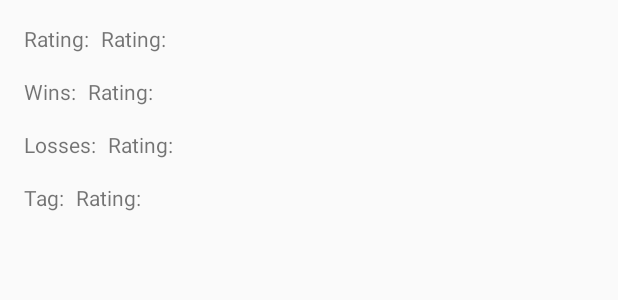
After one commit to aliaksandr-danilchanka/Dota2ProTeam, an Android app: the layout fragment_pro_team_detail.xml on its own in the app's theme, with its tools: preview values and no code run, on a phone screen of 412 x 824 dp. The commit adds this screen. Shown: the top 300 px of the screen. Run offline under Robolectric (Android 15) with nearby library versions, the phone set to English and light mode, and no system bars.

Commit message:
Add pro team detail.

```diff
--- a/app/src/main/java/danilchanka/aliaksandr/dota2proteam/adapter/ProTeamListAdapter.java
+++ b/app/src/main/java/danilchanka/aliaksandr/dota2proteam/adapter/ProTeamListAdapter.java
@@ -36,7 +36,7 @@ public class ProTeamListAdapter extends SimpleRecyclerAdapter<ProTeam> {
         @BindView(R.id.txtName)
         TextView mTxtName;
         @BindView(R.id.txtRating)
-        TextView mTxtPhone;
+        TextView mTxtRating;
 
         public ProTeamViewHolder(Context context, View itemView) {
             super(context, itemView);
@@ -46,7 +46,7 @@ public class ProTeamListAdapter extends SimpleRecyclerAdapter<ProTeam> {
         protected void bind(ProTeam proTeam) {
             super.bind(proTeam);
             mTxtName.setText(proTeam.getName());
-            mTxtPhone.setText(String.format("%s", proTeam.getRating()));
+            mTxtRating.setText(String.format("%s", proTeam.getRating()));
 
             if (proTeam.getLogo_url() != null) {
                 Picasso.with(mRelativeLayout.getContext())
--- a/app/src/main/java/danilchanka/aliaksandr/dota2proteam/presenter/ProTeamListMvpPresenter.java
+++ b/app/src/main/java/danilchanka/aliaksandr/dota2proteam/presenter/ProTeamListMvpPresenter.java
@@ -3,6 +3,7 @@ package danilchanka.aliaksandr.dota2proteam.presenter;
 import android.os.Bundle;
 import android.support.annotation.NonNull;
 import android.support.annotation.Nullable;
+import android.view.View;
 
 import java.util.ArrayList;
 
@@ -43,6 +44,10 @@ public class ProTeamListMvpPresenter extends BaseLoadingMvpPresenter<ProTeamList
         } else {
             showViewState();
         }
+    }
+
+    public void onProTeamClick(ProTeam proTeam, View contactView) {
+        getViewOptional().startProTeamDetail(proTeam, contactView);
     }
 
     public void onReloadClick() {
--- a/app/src/main/java/danilchanka/aliaksandr/dota2proteam/view/ProTeamListMvpView.java
+++ b/app/src/main/java/danilchanka/aliaksandr/dota2proteam/view/ProTeamListMvpView.java
@@ -1,4 +1,6 @@
 package danilchanka.aliaksandr.dota2proteam.view;
+
+import android.view.View;
 
 import java.util.ArrayList;
 
@@ -15,5 +17,7 @@ public interface ProTeamListMvpView extends IView {
 
     void showError();
 
+    void startProTeamDetail(ProTeam proTeam, View sharedView);
+
     void showRefreshingError();
 }
--- a/app/src/main/res/layout/activity_prot_team_detail_parallax.xml
+++ b/app/src/main/res/layout/activity_prot_team_detail_parallax.xml
@@ -2,6 +2,7 @@
 <LinearLayout
     xmlns:android="http://schemas.android.com/apk/res/android"
     xmlns:app="http://schemas.android.com/apk/res-auto"
+    android:id="@+id/detailView"
     android:layout_width="match_parent"
     android:layout_height="wrap_content"
     android:background="@color/global_color_primary"
--- /dev/null
+++ b/app/src/main/res/layout/fragment_pro_team_detail.xml
@@ -0,0 +1,87 @@
+<?xml version="1.0" encoding="utf-8"?>
+<ScrollView xmlns:android="http://schemas.android.com/apk/res/android"
+            android:layout_width="match_parent"
+            android:layout_height="match_parent">
+
+    <RelativeLayout
+        android:layout_width="match_parent"
+        android:layout_height="wrap_content">
+
+        <TextView
+            android:id="@+id/txtRatingLogo"
+            android:layout_width="wrap_content"
+            android:layout_height="wrap_content"
+            android:layout_marginLeft="@dimen/margin_between_elements"
+            android:layout_marginTop="@dimen/margin_between_elements"
+            android:layout_alignParentTop="true"
+            android:text="@string/pro_team_rating"/>
+
+        <TextView
+            android:id="@+id/txtRating"
+            android:layout_width="wrap_content"
+            android:layout_height="wrap_content"
+            android:text="@string/pro_team_rating"
+            android:layout_marginTop="@dimen/margin_between_elements"
+            android:layout_toRightOf="@+id/txtRatingLogo"
+            android:layout_marginLeft="@dimen/margin_between_text"/>
+
+        <TextView
+            android:id="@+id/txtWinsLogo"
+            android:layout_width="wrap_content"
+            android:layout_height="wrap_content"
+            android:layout_below="@+id/txtRatingLogo"
+            android:layout_marginLeft="@dimen/margin_between_elements"
+            android:layout_marginTop="@dimen/margin_between_elements"
+            android:text="@string/pro_team_wins"/>
+
+        <TextView
+            android:id="@+id/txtWins"
+            android:layout_width="wrap_content"
+            android:layout_height="wrap_content"
+            android:text="@string/pro_team_rating"
+            android:layout_below="@+id/txtRatingLogo"
+            android:layout_marginTop="@dimen/margin_between_elements"
+            android:layout_toRightOf="@+id/txtWinsLogo"
+            android:layout_marginLeft="@dimen/margin_between_text"/>
+
+        <TextView
+            android:id="@+id/txtLossesLogo"
+            android:layout_width="wrap_content"
+            android:layout_height="wrap_content"
+            android:layout_below="@+id/txtWinsLogo"
+            android:layout_marginLeft="@dimen/margin_between_elements"
+            android:layout_marginTop="@dimen/margin_between_elements"
+            android:text="@string/pro_team_losses"/>
+
+        <TextView
+            android:id="@+id/txtLosses"
+            android:layout_width="wrap_content"
+            android:layout_height="wrap_content"
+            android:text="@string/pro_team_rating"
+            android:layout_below="@+id/txtWinsLogo"
+            android:layout_marginTop="@dimen/margin_between_elements"
+            android:layout_toRightOf="@+id/txtLossesLogo"
+            android:layout_marginLeft="@dimen/margin_between_text"/>
+
+        <TextView
+            android:id="@+id/txtTagLogo"
+            android:layout_width="wrap_content"
+            android:layout_height="wrap_content"
+            android:layout_below="@+id/txtLossesLogo"
+            android:layout_marginLeft="@dimen/margin_between_elements"
+            android:layout_marginTop="@dimen/margin_between_elements"
+            android:text="@string/pro_team_tag"/>
+
+        <TextView
+            android:id="@+id/txtTag"
+            android:layout_width="wrap_content"
+            android:layout_height="wrap_content"
+            android:text="@string/pro_team_rating"
+            android:layout_below="@+id/txtLossesLogo"
+            android:layout_marginTop="@dimen/margin_between_elements"
+            android:layout_toRightOf="@+id/txtTagLogo"
+            android:layout_marginLeft="@dimen/margin_between_text"/>
+
+    </RelativeLayout>
+
+</ScrollView>
--- a/app/src/main/res/values/strings.xml
+++ b/app/src/main/res/values/strings.xml
@@ -7,5 +7,11 @@
     <string name="loading_view_reload">Reload</string>
     <string name="loading_view_empty">No data</string>
 
+    <string name="pro_team_rating">Rating:</string>
+    <string name="pro_team_wins">Wins:</string>
+    <string name="pro_team_losses">Losses:</string>
+    <string name="pro_team_tag">Tag:</string>
+    <string name="pro_no_data">-</string>
+
     <string name="error_refreshing_contact_list">An error occurred while refreshing contact list</string>
 </resources>
```
Also changed, not shown: app/src/main/java/danilchanka/aliaksandr/dota2proteam/activity/ProTeamDetailActivity.java (+46 -0 lines), app/src/main/java/danilchanka/aliaksandr/dota2proteam/entity/ProTeam.java (+44 -1 lines), app/src/main/java/danilchanka/aliaksandr/dota2proteam/fragment/ProTeamDetailFragment.java (+51 -1 lines), app/src/main/java/danilchanka/aliaksandr/dota2proteam/fragment/ProTeamListFragment.java (+24 -0 lines).
